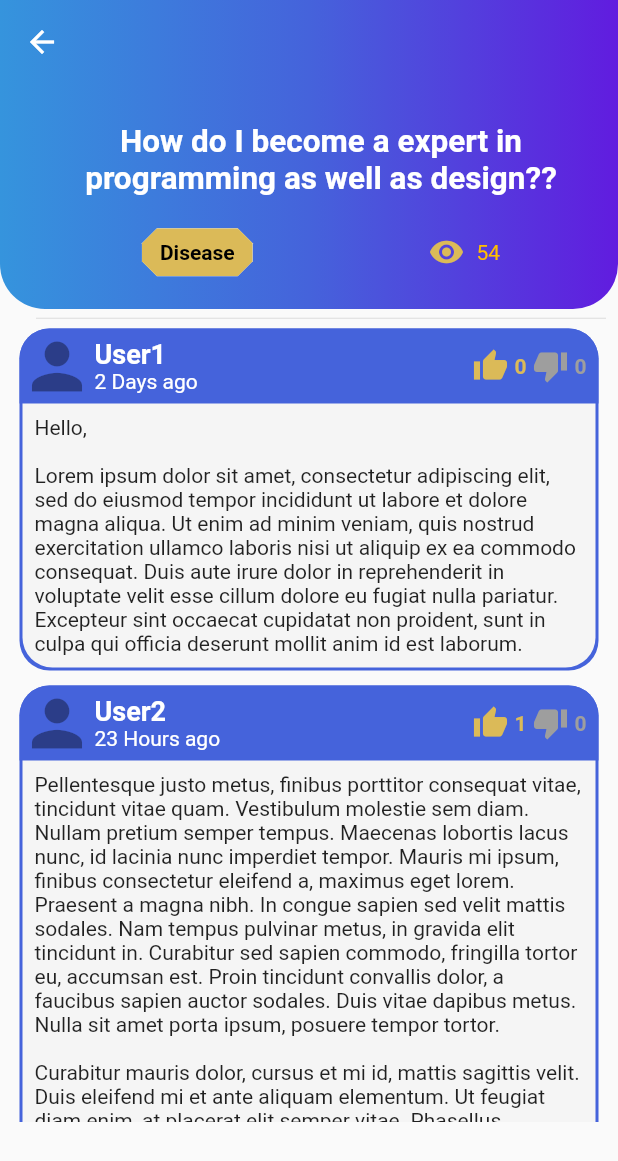
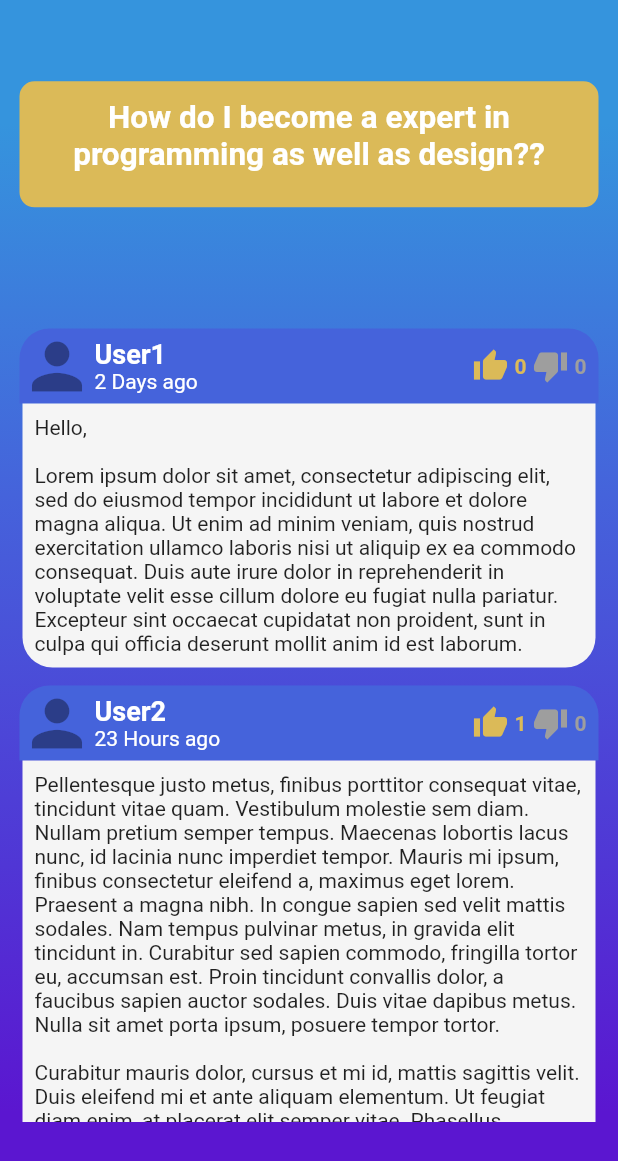
Before and after one commit to ihassanjavaid/Eye-Diagnostic-System, a Flutter app: the Forum screen opened by its route, after a tap on an icon or button, on a phone screen of 412 x 824 dp. Shown: the top 1161 px of the screen. Run offline on Flutter 3.47's test engine with Material 2 defaults, Android fonts, the phone set to English and light mode, and no system bars; our stand-ins replace auto_size_text, cloud_firestore, connectivity, firebase_auth, firebase_core, flutter_speed_dial and 8 more; accounts and stored records are empty.

Commit message:
forum_UI_update

```diff
--- a/lib/screens/community_screens/forum_detail_screen.dart
+++ b/lib/screens/community_screens/forum_detail_screen.dart
@@ -2,6 +2,7 @@ import 'dart:ui';
 import 'package:eye_diagnostic_system/screens/community_screens/forum_screen.dart';
 import 'package:eye_diagnostic_system/utilities/constants.dart';
 import 'package:flutter/material.dart';
+import 'package:flutter/services.dart';
 
 class ForumDetails extends StatefulWidget {
   static const String id = 'forum_detail_screen';
@@ -43,53 +44,30 @@ class _ForumDetailsState extends State<ForumDetails> {
           itemCount: ForumPostArr.length,
         ));
 
-    return new Material(
+    return Scaffold(
+        body: AnnotatedRegion<SystemUiOverlayStyle>(
+            value: SystemUiOverlayStyle.light,
+            child: Container(
+              decoration: BoxDecoration(
+                gradient: LinearGradient(
+                  begin: Alignment.topCenter,
+                  end: Alignment.bottomCenter,
+                  stops: [0.1, 0.4, 0.7, 0.9],
+                  colors: kBgColorGradientArrayBlues,
+                ),
+              ),
               child: Column(
                 children: [
                   new Stack(
                     children: [
                       Container(
-                height: MediaQuery.of(context).size.height * 0.25,
-                width: MediaQuery.of(context).size.width,
-                decoration: new BoxDecoration(
-                    gradient: LinearGradient(colors: [
-                      Color(0xFF3594DD),
-                      Color(0xFF4563DB),
-                      Color(0xff611cdf)
-                    ]),
-                    borderRadius: new BorderRadius.only(
-                        bottomLeft: Radius.circular(30),
-                        bottomRight: Radius.circular(30))),
-              ),
-              AppBar(
-                backgroundColor: Colors.transparent,
-                elevation: 0.0,
-                centerTitle: true,
-                title: Row(
+                        padding: const EdgeInsets.all(8.0),
+                        child: Column(
                           children: [
                             SizedBox(
-                      width: 30.0,
+                              height: MediaQuery.of(context).size.height * 0.05,
                             ),
-                    Container(
-                      padding: const EdgeInsets.all(8.0),
-                      /*child: Image(
-                        image: AssetImage('assets/images/eye.png'),
-                        height: 40,
-                        width: 40,
-                        ),*/
-                    ),
-                  ],
-                ),
-              ),
-              Container(
-                padding: const EdgeInsets.only(left: 16),
-                child: Column(
-                  crossAxisAlignment: CrossAxisAlignment.center,
-                  children: [
-                    SizedBox(
-                      height: MediaQuery.of(context).size.height * 0.09,
-                    ),
-                    questionSection,
+                            Container(child: questionSection),
                           ],
                         ),
                       ),
@@ -108,28 +86,49 @@ class _ForumDetailsState extends State<ForumDetails> {
                   ),
                 ],
               ),
-    );
+            )));
+  }
 
-    /*return new Material(
-      appBar: new AppBar(
-        title: new Text("Forum 1"),
+  Container _buildQuestionSection() {
+    return Container(
+      margin: const EdgeInsets.all(5.0),
+      decoration: new BoxDecoration(
+          color: kDeepGoldenColor,
+          borderRadius: const BorderRadius.all(const Radius.circular(10.0)),
+          border: Border.all(
+            color: kDeepGoldenColor,
+            width: 2.0,
+          )),
+      padding: const EdgeInsets.all(10.0),
+      child: Column(
+        children: [
+          Text(
+            "How do I become a expert in programming as well as design??",
+            textScaleFactor: 1.5,
+            textAlign: TextAlign.center,
+            style: TextStyle(
+              fontWeight: FontWeight.bold,
+              color: Colors.white,
             ),
-      body: new Column(
+          ),
+          Padding(
+            padding: const EdgeInsets.symmetric(vertical: 5),
+            child: new Row(
+              mainAxisAlignment: MainAxisAlignment.spaceAround,
               children: <Widget>[
-          questionSection,
-          new Expanded(
-              child: new Padding(
-                padding: const EdgeInsets.only(bottom: 20.0),
-                child: responses,
-              ))
+
+
               ],
             ),
-    );*/
+          ),
+        ],
+      ),
+    );
   }
 
-  Padding _buildQuestionSection() {
+  /*Padding _buildQuestionSection() {
     return new Padding(
-      padding: const EdgeInsets.all(8.0),
+      padding: const EdgeInsets.only(top: 15.0),
       child: new Column(
         children: <Widget>[
           new Text(
@@ -142,7 +141,7 @@ class _ForumDetailsState extends State<ForumDetails> {
             ),
           ),
           new Padding(
-            padding: const EdgeInsets.all(12.0),
+            padding: const EdgeInsets.symmetric(vertical: 5),
             child: new Row(
               mainAxisAlignment: MainAxisAlignment.spaceAround,
               children: <Widget>[
@@ -157,11 +156,11 @@ class _ForumDetailsState extends State<ForumDetails> {
                         fontWeight: FontWeight.w700, color: Colors.black),
                   ),
                 ),
-                /*new IconWithText(
+                */ /*new IconWithText(
                   Icons.check_circle,
                   "Answered",
                   iconColor: kDeepGoldenColor,
-                ),*/
+                ),*/ /*
                 new IconWithText(
                   Icons.remove_red_eye,
                   "54",
@@ -174,7 +173,8 @@ class _ForumDetailsState extends State<ForumDetails> {
         ],
       ),
     );
-  }
+  }*/
+
 }
 
 class ForumPost extends StatelessWidget {
@@ -184,10 +184,6 @@ class ForumPost extends StatelessWidget {
   Widget build(BuildContext context) {
     return Container(
       margin: const EdgeInsets.all(5.0),
-      decoration: new BoxDecoration(
-        color: Color(0xFF4563DB),
-        borderRadius: const BorderRadius.all(const Radius.circular(20.0)),
-      ),
       child: new Column(
         children: <Widget>[
           new Container(
@@ -226,12 +222,9 @@ class ForumPost extends StatelessWidget {
                     new Padding(
                       padding: const EdgeInsets.all(2.0),
                       child: GestureDetector(
-                        onTap: (){
-                        },
-                        child: new Icon(
-                            Icons.thumb_up,
-                            color: kDeepGoldenColor
-                        ),
+                        onTap: () {},
+                        child:
+                            new Icon(Icons.thumb_up, color: kDeepGoldenColor),
                       ),
                     ),
                     new Padding(
@@ -246,11 +239,8 @@ class ForumPost extends StatelessWidget {
                     new Padding(
                       padding: const EdgeInsets.all(2.0),
                       child: GestureDetector(
-                        onTap: (){},
-                        child: new Icon(
-                            Icons.thumb_down,
-                            color: Colors.grey
-                        ),
+                        onTap: () {},
+                        child: new Icon(Icons.thumb_down, color: Colors.grey),
                       ),
                     ),
                     new Padding(
--- a/lib/screens/community_screens/forum_screen.dart
+++ b/lib/screens/community_screens/forum_screen.dart
@@ -101,14 +101,21 @@ class _ForumState extends State<Forum> {
                       onTap: () {
                         Navigator.pushNamed(context, ForumDetails.id);
                       },
+                      child: Padding(
+                        padding: const EdgeInsets.all(5.0),
                         child: Container(
                           decoration: BoxDecoration(
-
+                              border: Border(
+                                  bottom: BorderSide(
+                                    color: kGoldenColor,
+                                    width: 2.0,
+                                  )
+                              )
                           ),
                           child: new ListTile(
                             leading: new CircleAvatar(
                               radius: 25.0,
-                            backgroundColor: kDeepGoldenColor,
+                              backgroundColor: Colors.blueGrey,
                               child: new Text("A"),
                               foregroundColor: kPurpleColor,
                             ),
@@ -122,12 +129,12 @@ class _ForumState extends State<Forum> {
                             subtitle: new Row(
                               children: <Widget>[
                                 new Chip(
-                                backgroundColor: Color(0xff611cdf),
+                                  backgroundColor: kDeepGoldenColor,
                                   label: new Text(
                                     "Diseases",
                                     style: new TextStyle(
                                         //fontWeight: FontWeight.bold,
-                                      color: Colors.white),
+                                        color: Colors.black),
                                   ),
                                 )
                               ],
@@ -142,6 +149,7 @@ class _ForumState extends State<Forum> {
                                 style: new TextStyle(
                                     fontWeight: FontWeight.w700,
                                     color: Colors.black),
+                              ),
                             ),
                           ),
                         ),
```
Lines whose indentation alone changed are shown as unchanged.
